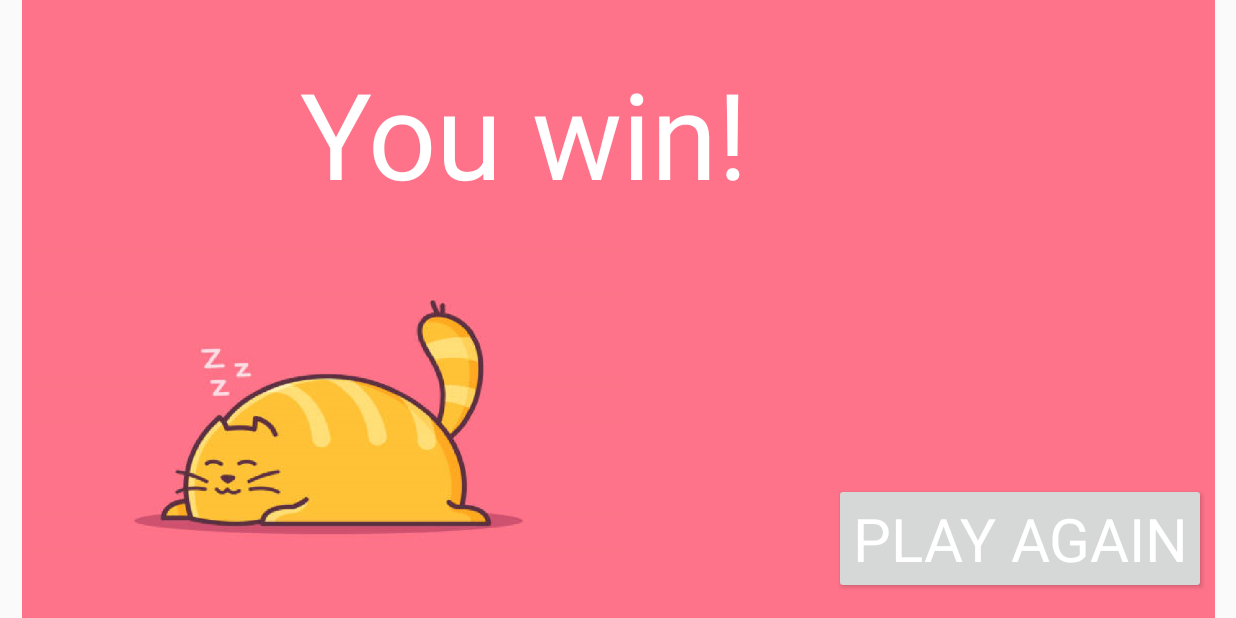
After one commit to ewa-j/AreYouKittenMe, an Android app: the WinActivity screen opened directly, with no data from a screen before it, on a phone screen of 824 x 412 dp (held sideways). The commit adds this screen. Run offline under Robolectric (Android 15) with nearby library versions, the phone set to English and light mode, and no system bars.

Commit message:
feat: working buttons for win screen & lose screen

```diff
--- /dev/null
+++ b/app/src/main/java/com/example/areyoukittenme/WinActivity.java
@@ -0,0 +1,23 @@
+package com.example.areyoukittenme;
+
+import androidx.appcompat.app.AppCompatActivity;
+
+import android.content.Intent;
+import android.os.Bundle;
+import android.view.View;
+
+public class WinActivity extends AppCompatActivity {
+
+    @Override
+    protected void onCreate(Bundle savedInstanceState) {
+        super.onCreate(savedInstanceState);
+        setContentView(R.layout.activity_win);
+
+        findViewById(R.id.restart).setOnClickListener(new View.OnClickListener() {
+            @Override
+            public void onClick(View view) {
+                startActivity(new Intent(WinActivity.this, MainActivity.class));
+            }
+        });
+    }
+}
--- /dev/null
+++ b/app/src/main/res/layout/activity_win.xml
@@ -0,0 +1,50 @@
+<?xml version="1.0" encoding="utf-8"?>
+<androidx.constraintlayout.widget.ConstraintLayout xmlns:android="http://schemas.android.com/apk/res/android"
+    xmlns:app="http://schemas.android.com/apk/res-auto"
+    xmlns:tools="http://schemas.android.com/tools"
+    android:layout_width="match_parent"
+    android:layout_height="match_parent"
+    tools:context=".WinActivity">
+
+
+    <ImageView
+        android:id="@+id/imageView"
+        android:layout_width="795dp"
+        android:layout_height="447dp"
+        android:contentDescription="@string/cats_background"
+        android:scaleType="centerCrop"
+        android:src="@drawable/you_win_cat"
+        app:layout_constraintBottom_toBottomOf="parent"
+        app:layout_constraintEnd_toEndOf="parent"
+        app:layout_constraintStart_toStartOf="parent"
+        app:layout_constraintTop_toTopOf="parent" />
+
+    <TextView
+        android:id="@+id/textView"
+        android:layout_width="370dp"
+        android:layout_height="117dp"
+        android:layout_centerInParent="true"
+        android:layout_marginStart="200dp"
+        android:layout_marginTop="35dp"
+        android:text="You win!"
+        android:textColor="#fff"
+        android:fontFamily="sans-serif"
+        android:textSize="80sp"
+        app:layout_constraintStart_toStartOf="parent"
+        app:layout_constraintTop_toTopOf="parent" />
+
+    <Button
+        android:id="@+id/restart"
+        android:layout_width="wrap_content"
+        android:layout_height="wrap_content"
+        android:layout_alignParentRight="true"
+        android:layout_marginEnd="20dp"
+        android:layout_marginBottom="16dp"
+        android:text="Play Again"
+        android:textColor="#fff"
+        android:fontFamily="sans-serif"
+        android:textSize="40sp"
+        app:layout_constraintBottom_toBottomOf="parent"
+        app:layout_constraintEnd_toEndOf="parent" />
+
+</androidx.constraintlayout.widget.ConstraintLayout>
```
Also changed, not shown: app/src/main/AndroidManifest.xml (+27 -16 lines), app/src/main/java/com/example/areyoukittenme/FirstActivity.java (+9 -2 lines), app/src/main/java/com/example/areyoukittenme/GameOverActivity.java (added, +23 -0 lines), app/src/main/res/layout/activity_first.xml (+16 -3 lines), app/src/main/res/layout/activity_game_over.xml (added, +48 -0 lines), app/src/main/res/drawable/game_over_cat_2.png (added), app/src/main/res/drawable/you_win_cat.png (added).
